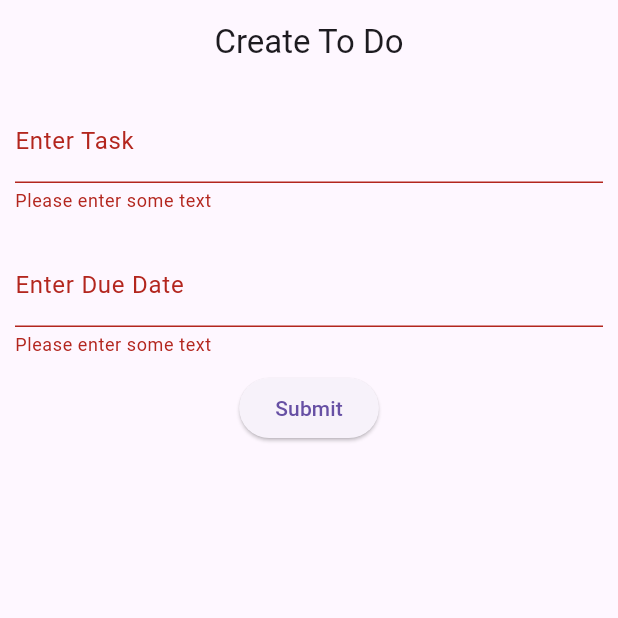
After one commit to 1q2a1/flutter_todolist, a Flutter app: the screen it shows after launch, after a tap on "Submit", on a phone screen of 412 x 824 dp, the top half of it. The commit adds this screen. Run offline on Flutter 3.47's test engine with Material 3 defaults, Android fonts, the phone set to English and light mode, and no system bars.

Commit message:
Added Create to do page

```diff
--- a/lib/main.dart
+++ b/lib/main.dart
@@ -1,6 +1,10 @@
 import 'package:flutter/material.dart';
+import 'package:todolist/screens/create/create_todo_form.dart';
 import 'package:todolist/screens/home/home.dart';
 
+// void main() {
+//   runApp(const MaterialApp(home: Home()));
+// }
 void main() {
-  runApp(const MaterialApp(home: Home()));
+  runApp(const MaterialApp(home: CreateTodoForm()));
 }
--- /dev/null
+++ b/lib/screens/create/create_todo_form.dart
@@ -0,0 +1,65 @@
+import 'package:flutter/material.dart';
+import 'package:flutter/src/widgets/framework.dart';
+import 'package:flutter/src/widgets/placeholder.dart';
+
+class CreateTodoForm extends StatefulWidget {
+  const CreateTodoForm({super.key});
+
+  @override
+  State<CreateTodoForm> createState() => _CreateTodoFormState();
+}
+
+class _CreateTodoFormState extends State<CreateTodoForm> {
+  final _formKey = GlobalKey<FormState>();
+
+  @override
+  Widget build(BuildContext context) {
+    return Scaffold(
+        appBar: AppBar(title: const Center(child: Text("Create To Do"))),
+        body: Form(
+            key: _formKey,
+            child: Column(
+              children: <Widget>[
+                Padding(
+                  padding: EdgeInsets.all(10),
+                  child: TextFormField(
+                    decoration: const InputDecoration(
+                        border: UnderlineInputBorder(), labelText: "Enter Task"),
+                    validator: (value) {
+                      if (value == null || value.isEmpty) {
+                        return 'Please enter some text';
+                      }
+                      return null;
+                    },
+                  ),
+                ),
+                Padding(
+                  padding: EdgeInsets.all(10),
+                  child: TextFormField(
+                    decoration: const InputDecoration(
+                        border: UnderlineInputBorder(), labelText: "Enter Due Date"),
+                    validator: (value) {
+                      if (value == null || value.isEmpty) {
+                        return 'Please enter some text';
+                      }
+                      return null;
+                    },
+                  ),
+                ),
+                ElevatedButton(
+                  onPressed: () {
+                    // Validate returns true if the form is valid, or false otherwise.
+                    if (_formKey.currentState!.validate()) {
+                      // If the form is valid, display a snackbar. In the real world,
+                      // you'd often call a server or save the information in a database.
+                      ScaffoldMessenger.of(context).showSnackBar(
+                        const SnackBar(content: Text('Processing Data')),
+                      );
+                    }
+                  },
+                  child: const Text('Submit'),
+                ),
+              ],
+            )));
+  }
+}
--- a/lib/screens/home/todo_card.dart
+++ b/lib/screens/home/todo_card.dart
@@ -1,6 +1,4 @@
 import 'package:flutter/material.dart';
-import 'package:flutter/src/widgets/framework.dart';
-import 'package:flutter/src/widgets/placeholder.dart';
 
 class TodoCard extends StatefulWidget {
   final String task;
```
